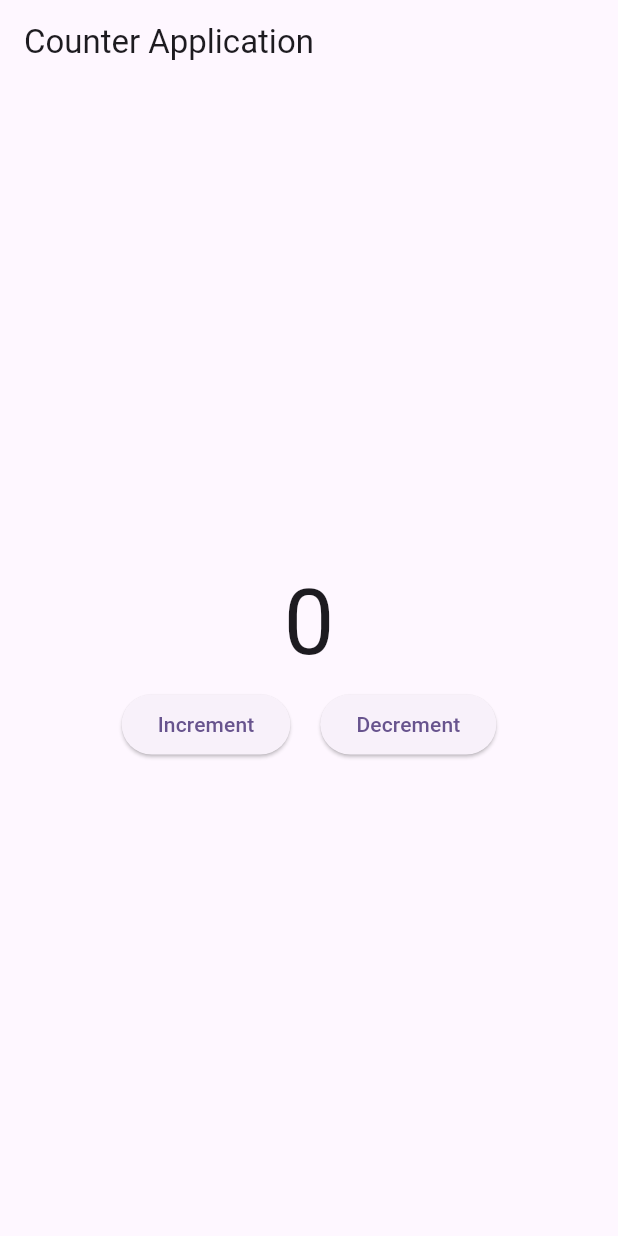
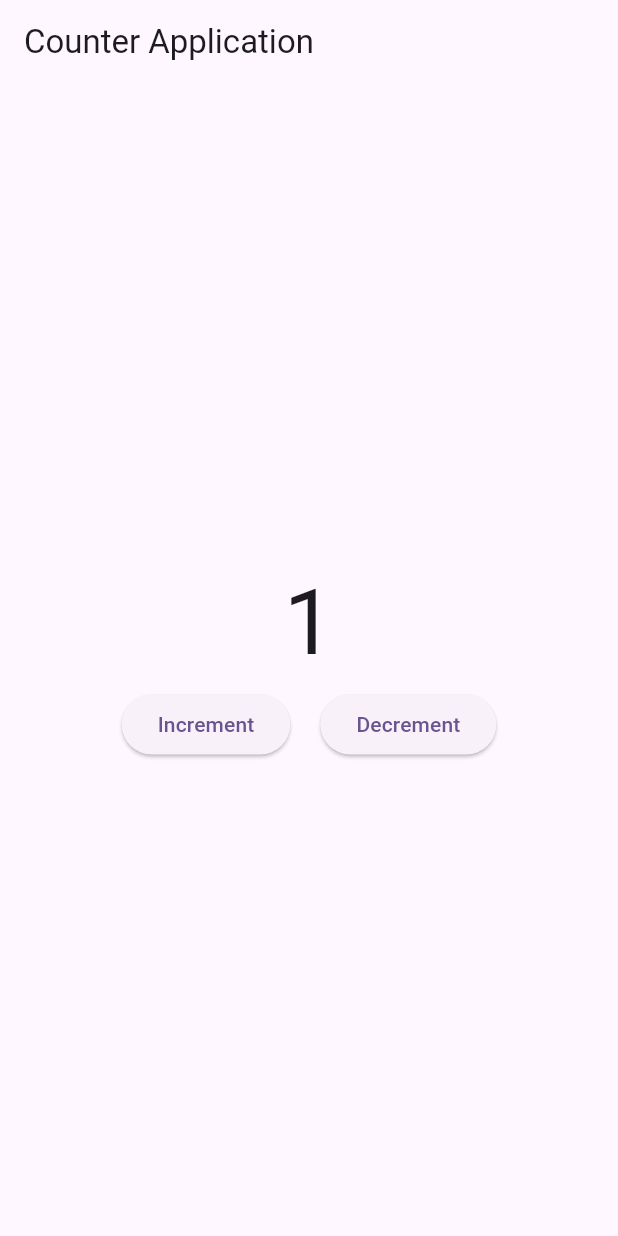
Before and after one commit to Ashitosharcitech/counter_app_using_bloc, a Flutter app: the screen it shows after launch, after a tap on "Increment", on a phone screen of 412 x 824 dp. Run offline on Flutter 3.47's test engine with Material 3 defaults, Android fonts, the phone set to English and light mode, and no system bars; our stand-ins replace bloc, equatable, flutter_bloc.

Commit message:
add Decrement Value decrees

```diff
--- a/lib/ui/counter_screen.dart
+++ b/lib/ui/counter_screen.dart
@@ -1,4 +1,5 @@
 import 'package:counter_app_using_bloc/bloc/counter/counter_bloc.dart';
+import 'package:counter_app_using_bloc/bloc/counter/counter_events.dart';
 import 'package:counter_app_using_bloc/bloc/counter/counter_state.dart';
 import 'package:flutter/material.dart';
 import 'package:flutter_bloc/flutter_bloc.dart';
@@ -31,9 +32,16 @@ class _CounterScreenState extends State<CounterScreen> {
             mainAxisAlignment: MainAxisAlignment.center,
             crossAxisAlignment: CrossAxisAlignment.center,
             children: [
-              ElevatedButton(onPressed: (){}, child: Text('Increment')),
+              ElevatedButton(onPressed: (){
+                context.read<CounterBloc>().add(IncrementCounter());
+              }, child: Text('Increment')),
               const SizedBox(width: 20,),
-              ElevatedButton(onPressed: (){}, child: Text('Decrement'))
+              ElevatedButton(onPressed: (){
+                context.read<CounterBloc>().add(DecrementCounter());
+                if(DecrementCounter != 0){
+
+                }
+              }, child: Text('Decrement'))
             ],
           )
         ],
```
